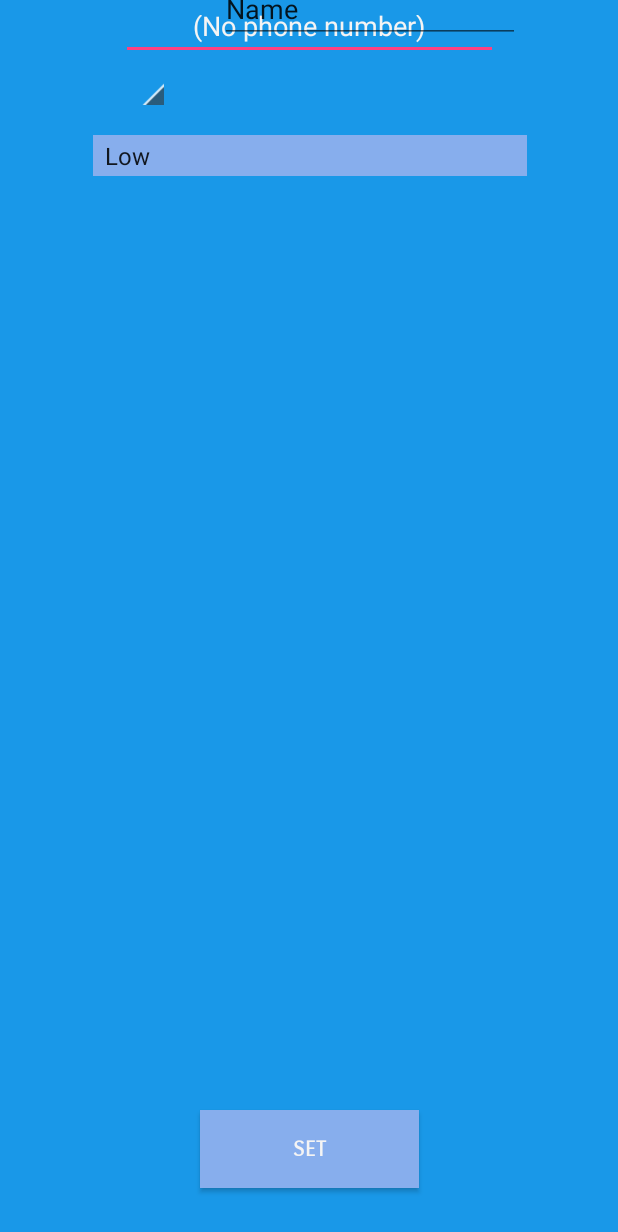
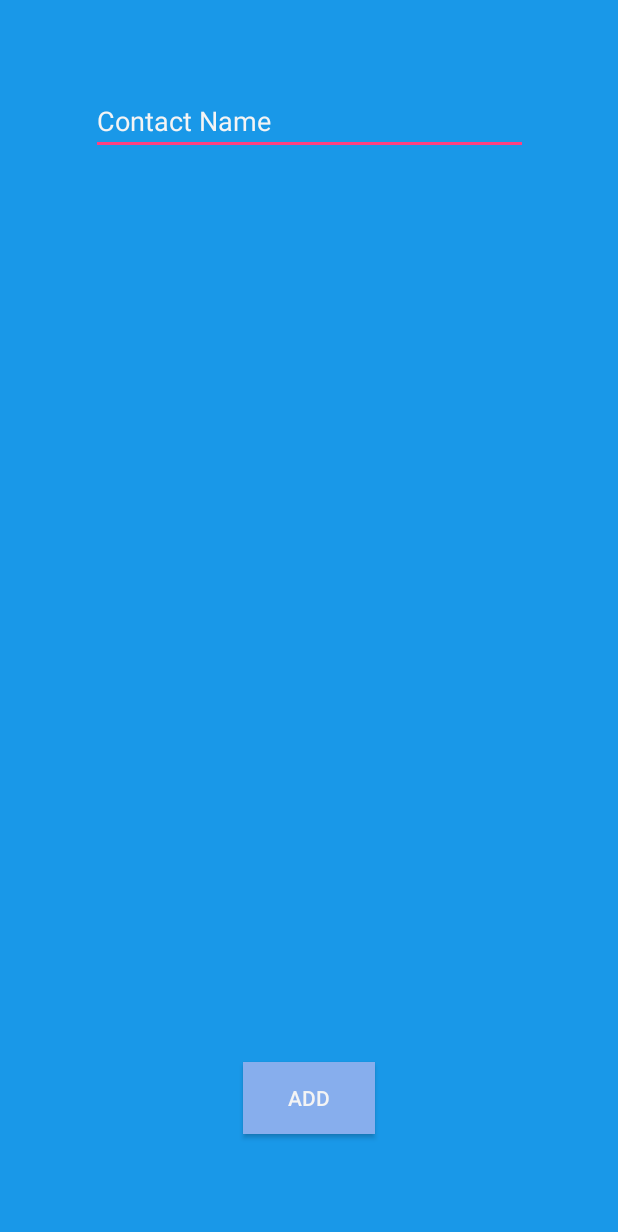
Before and after one commit to aarya1995/CallYourMother, an Android app: the screen it shows after launch (AddContactsActivity before the commit, AddNewContactActivity after it), after a tap on "ADD NEW CONTACTS", on a phone screen of 412 x 824 dp. Shown: the top 1232 px of the screen. Run offline under Robolectric (Android 15) with nearby library versions, the phone set to English and light mode, and no system bars; 2 statements that could not run were skipped.

Commit message:
AutoComplete contacts

```diff
--- a/app/src/main/AndroidManifest.xml
+++ b/app/src/main/AndroidManifest.xml
@@ -2,6 +2,7 @@
 <manifest xmlns:android="http://schemas.android.com/apk/res/android"
     package="com.example.alcar.callyourmother" >
     <uses-permission android:name="android.permission.VIBRATE" />
+    <uses-permission android:name="android.permission.READ_CONTACTS"/>
     <application
         android:allowBackup="true"
         android:icon="@mipmap/ic_launcher"
@@ -17,6 +18,7 @@
             </intent-filter>
         </activity>
         <activity android:name=".AddContactsActivity" ></activity>
+        <activity android:name=".AddNewContactActivity" ></activity>
         <receiver android:name=".AlarmNotificationReceiver" />
     </application>
 </manifest>
--- /dev/null
+++ b/app/src/main/java/com/example/alcar/callyourmother/AddNewContactActivity.java
@@ -0,0 +1,58 @@
+package com.example.alcar.callyourmother;
+
+import android.Manifest;
+import android.app.Activity;
+import android.content.Intent;
+import android.database.Cursor;
+import android.provider.ContactsContract;
+import android.os.Bundle;
+import android.support.v4.app.ActivityCompat;
+import android.util.Log;
+import android.view.View;
+import android.widget.ArrayAdapter;
+import android.widget.AutoCompleteTextView;
+import android.widget.Button;
+
+import java.util.ArrayList;
+
+public class AddNewContactActivity extends Activity {
+
+    Cursor cursor;
+    String name;
+    ArrayList<String> contacts;
+
+    @Override
+    protected void onCreate(Bundle savedInstanceState) {
+        super.onCreate(savedInstanceState);
+        setContentView(R.layout.add_new_priority);
+
+        Button add = findViewById(R.id.add);
+        add.setOnClickListener(new View.OnClickListener() {
+            @Override
+            public void onClick(View view) {
+                Intent i = new Intent(AddNewContactActivity.this, AddContactsActivity.class);
+                startActivity(i);
+            }
+        });
+
+        final AutoCompleteTextView textView = findViewById(R.id.autoContact);
+
+        contacts = new ArrayList<String>();
+        cursor = getContentResolver().query(ContactsContract.CommonDataKinds.Phone.CONTENT_URI, null,null, null, null);
+
+        while (cursor.moveToNext()) {
+
+            name = cursor.getString(cursor.getColumnIndex(ContactsContract.CommonDataKinds.Phone.DISPLAY_NAME));
+
+            contacts.add(name);
+
+            Log.i("Contacts:", name);
+        }
+
+        cursor.close();
+
+        ArrayAdapter<String> adapter = new ArrayAdapter<>(this, R.layout.list_item, contacts);
+
+        textView.setAdapter(adapter);
+    }
+}
--- a/app/src/main/java/com/example/alcar/callyourmother/MainActivity.java
+++ b/app/src/main/java/com/example/alcar/callyourmother/MainActivity.java
@@ -1,9 +1,11 @@
 package com.example.alcar.callyourmother;
 
+import android.Manifest;
 import android.content.Intent;
 import android.app.Activity;
 import android.content.res.Resources;
 import android.os.Bundle;
+import android.support.v4.app.ActivityCompat;
 import android.view.View;
 import android.view.ViewGroup;
 import android.widget.BaseAdapter;
@@ -22,15 +24,18 @@ public class MainActivity extends Activity {
     MyBaseAdapter adapter;
     public  MainActivity CustomListView = null;
     public ArrayList<ListModel> CustomListViewValuesArr = new ArrayList<ListModel>();
+    private final String[] permissions = {"android.permission.READ_CONTACTS"};
     @Override
     protected void onCreate(Bundle savedInstanceState) {
         super.onCreate(savedInstanceState);
         setContentView(R.layout.activity_main);
+        requestPermissions(permissions,200);
+
         Button add = findViewById(R.id.addNewContacts);
         add.setOnClickListener(new View.OnClickListener() {
             @Override
             public void onClick(View view) {
-                Intent i = new Intent(MainActivity.this,AddContactsActivity.class);
+                Intent i = new Intent(MainActivity.this, AddNewContactActivity.class);
                 startActivity(i);
             }
         });
--- a/build.gradle
+++ b/build.gradle
@@ -1,4 +1,5 @@
 // Top-level build file where you can add configuration options common to all sub-projects/modules.
+
 
 buildscript {
 
```
